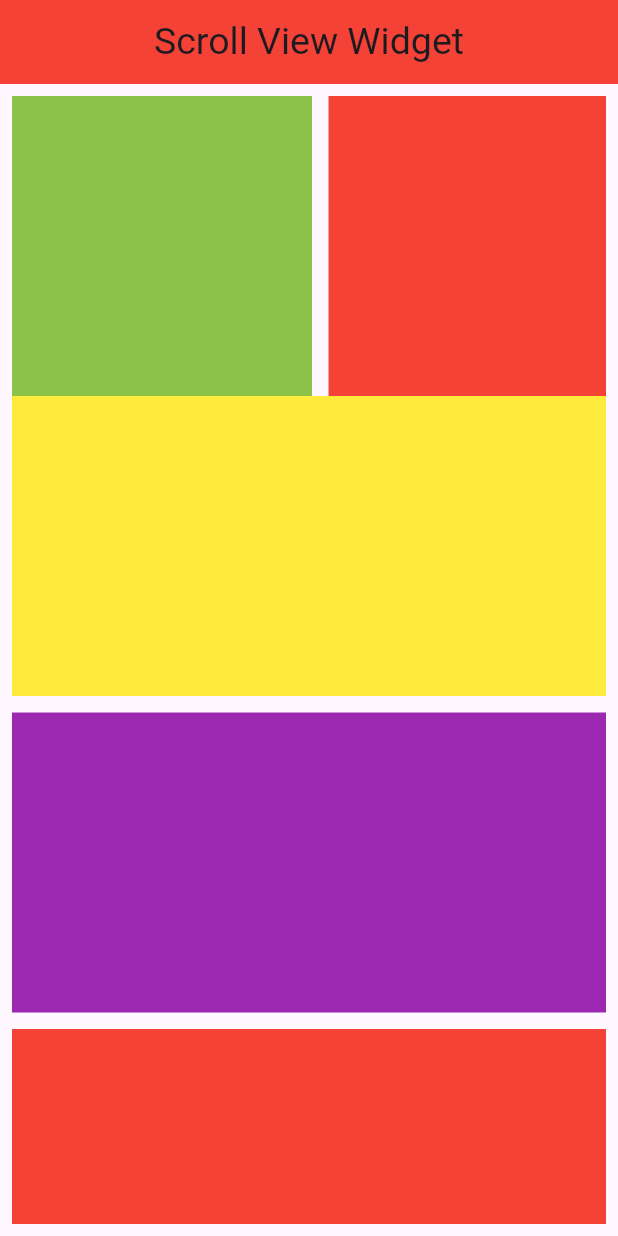
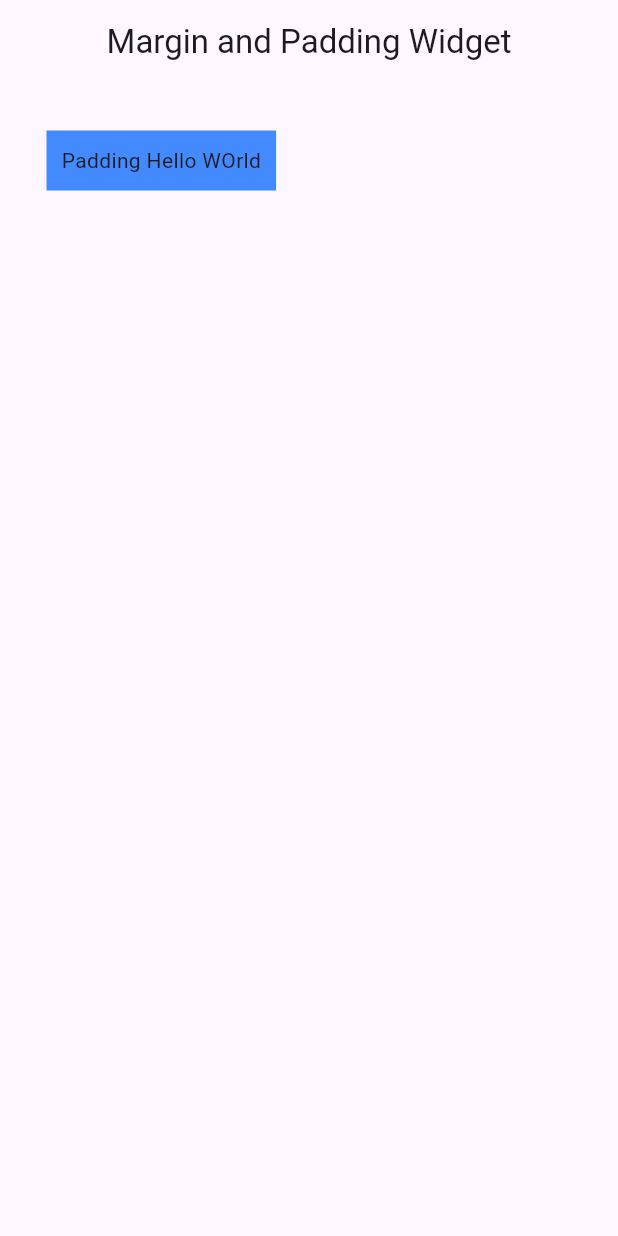
Before and after one commit to BinishaChapagain2/fluttter_home_practice, a Flutter app: the screen it shows after launch, on a phone screen of 412 x 824 dp. Run offline on Flutter 3.47's test engine with Material 3 defaults, Android fonts, the phone set to English and light mode, and no system bars.

Commit message:
decoration,expanded weidget, margin&padding,Listview widget

```diff
--- a/lib/main.dart
+++ b/lib/main.dart
@@ -1,5 +1,5 @@
 import 'package:flutter/material.dart';
-import 'package:flutter_practice/scrollviews.dart';
+import 'package:flutter_practice/margin&padding.dart';
 
 void main() {
   runApp(const MyApp());
@@ -33,7 +33,7 @@ class MyApp extends StatelessWidget {
       ),
       debugShowCheckedModeBanner: false,
 
-      home: Scrollviews(),
+      home: MarginPaddingWidget(),
     );
   }
 }
--- /dev/null
+++ b/lib/margin&padding.dart
@@ -0,0 +1,28 @@
+import 'package:flutter/material.dart';
+
+class MarginPaddingWidget extends StatelessWidget {
+  const MarginPaddingWidget({super.key});
+
+  @override
+  Widget build(BuildContext context) {
+    return Scaffold(
+      appBar: AppBar(title: Center(child: Text("Margin and Padding Widget"))),
+      body: Padding(
+        padding: const EdgeInsets.all(20),
+        child: Container(
+          color: Colors.blueAccent,
+          margin: EdgeInsets.all(11),
+          child: Padding(
+            padding: const EdgeInsets.only(
+              top: 10,
+              left: 10,
+              right: 10,
+              bottom: 10,
+            ),
+            child: Text("Padding Hello WOrld"),
+          ),
+        ),
+      ),
+    );
+  }
+}
```
Also changed, not shown: lib/AddingDecoration.dart (added, +45 -0 lines), lib/ExpandedWidget.dart (added, +23 -0 lines), lib/ListViewwidget.dart (added, +104 -0 lines).
